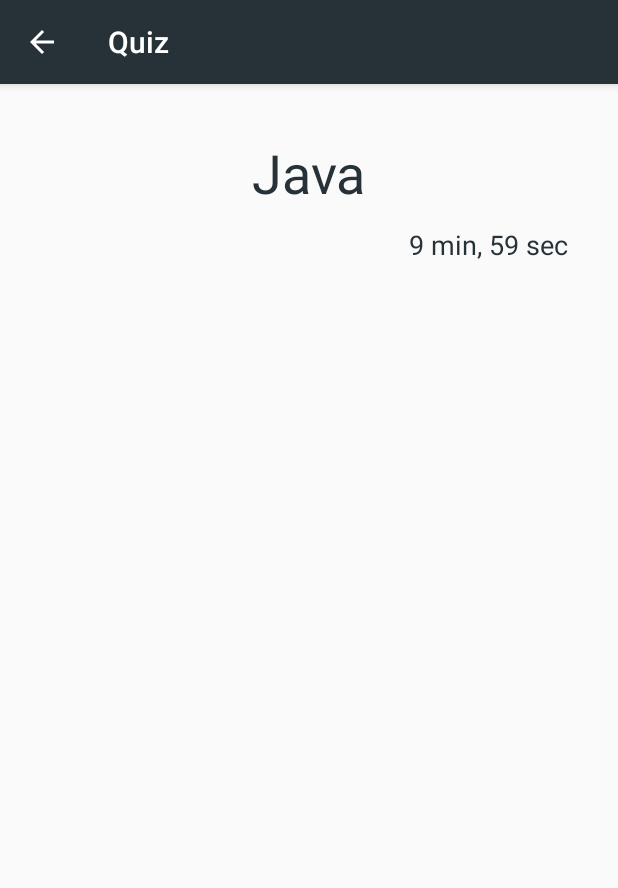
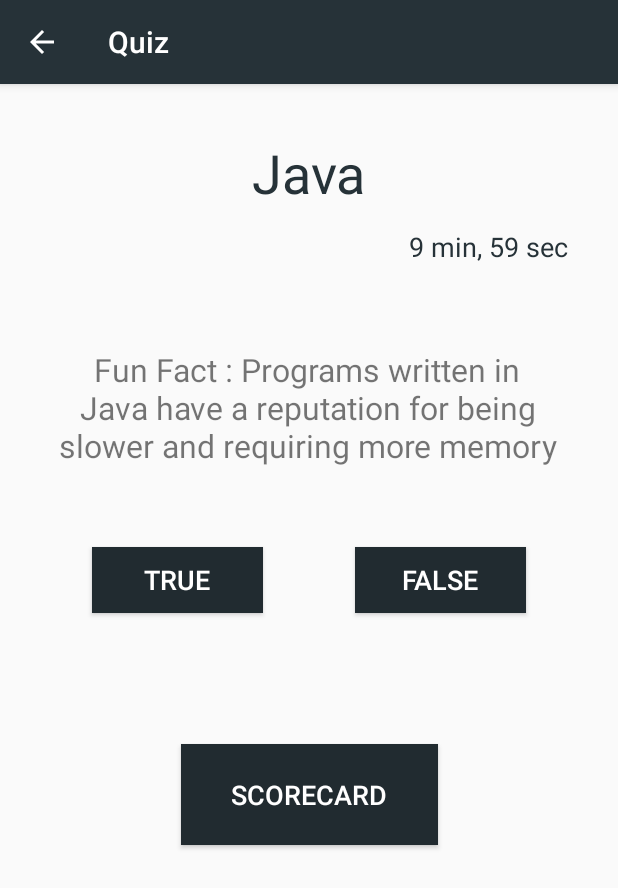
Before and after one commit to Shiru99/Java-Android-Apps, an Android app: the screen it shows after launch (QuizPage), after a tap on "START", on a phone screen of 412 x 824 dp. Shown: the top 888 px of the screen. Run offline under Robolectric (Android 15) with nearby library versions, the phone set to English and light mode, and no system bars.

Commit message:
Quiz page layout added

```diff
--- a/AndriodStudioQuiz/app/src/main/java/summerproject/corona/andriodstudioquiz/MainActivity.java
+++ b/AndriodStudioQuiz/app/src/main/java/summerproject/corona/andriodstudioquiz/MainActivity.java
@@ -25,26 +25,27 @@ public class MainActivity extends AppCompatActivity {
 
         final Intent intent_QuizPage = new Intent(this,QuizPage.class);
 
+        NotAvailableJava = findViewById(R.id.java_button);
+        NotAvailableJava.setOnClickListener(new View.OnClickListener() {
+            @Override
+            public void onClick(View v) {
+                Log.d("AppLogs","Request for Java quiz");
+                Toast.makeText(MainActivity.this, "All The Best", Toast.LENGTH_SHORT).show();
+                intent_QuizPage.putExtra(EXTRA_QuizPage,"Java");
+                startActivity(intent_QuizPage);
+            }
+        });
+
         Start = findViewById(R.id.android_button);
         Start.setOnClickListener(new View.OnClickListener() {
             @Override
             public void onClick(View v) {
                 Log.d("AppLogs","Request for Android quiz");
-                Toast.makeText(MainActivity.this, "All The Best", Toast.LENGTH_SHORT).show();
-                intent_QuizPage.putExtra(EXTRA_QuizPage,"Java");
-                startActivity(intent_QuizPage);
-
+                Toast.makeText(MainActivity.this, "Quiz not available", Toast.LENGTH_SHORT).show();
             }
         });
 
-        NotAvailableJava = findViewById(R.id.java_button);
-        NotAvailableJava.setOnClickListener(new View.OnClickListener() {
-            @Override
-            public void onClick(View v) {
-                Log.d("AppLogs","Request for Java quiz");
-                Toast.makeText(MainActivity.this, "Quiz not available", Toast.LENGTH_SHORT).show();
-            }
-        });
+
 
         NotAvailablePython = findViewById(R.id.python_button);
         NotAvailablePython.setOnClickListener(new View.OnClickListener() {
--- a/AndriodStudioQuiz/app/src/main/java/summerproject/corona/andriodstudioquiz/QuizPage.java
+++ b/AndriodStudioQuiz/app/src/main/java/summerproject/corona/andriodstudioquiz/QuizPage.java
@@ -5,6 +5,7 @@ import android.annotation.SuppressLint;
 import android.content.Intent;
 import android.os.Bundle;
 import android.os.CountDownTimer;
+import android.text.method.ScrollingMovementMethod;
 import android.widget.TextView;
 
 import java.util.concurrent.TimeUnit;
@@ -13,6 +14,7 @@ public class QuizPage extends AppCompatActivity {
 
     private TextView title;
     private TextView countdown;
+    private TextView question;
 
     @Override
     protected void onCreate(Bundle savedInstanceState) {
@@ -44,6 +46,9 @@ public class QuizPage extends AppCompatActivity {
             }
         }.start();
 
+        question = findViewById(R.id.question);
+        question.setMovementMethod(new ScrollingMovementMethod());
+
 
 
     }
--- a/AndriodStudioQuiz/app/src/main/res/layout/activity_main.xml
+++ b/AndriodStudioQuiz/app/src/main/res/layout/activity_main.xml
@@ -38,16 +38,16 @@
                 tools:ignore="UselessParent">
 
                 <ImageView
-                    android:id="@+id/imageView1"
+                    android:id="@+id/imageView2"
                     android:layout_width="307dp"
                     android:layout_height="414dp"
                     android:layout_weight="1"
-                    android:contentDescription="@string/android_quiz"
-                    app:srcCompat="@drawable/android"
+                    android:contentDescription="@string/java_quiz"
+                    app:srcCompat="@drawable/java"
                     tools:ignore="NestedWeights" />
 
                 <Button
-                    android:id="@+id/android_button"
+                    android:id="@+id/java_button"
                     android:layout_width="159dp"
                     android:layout_height="60dp"
                     android:layout_weight="1"
@@ -69,24 +69,26 @@
                 tools:ignore="UselessParent">
 
                 <ImageView
-                    android:id="@+id/imageView2"
+                    android:id="@+id/imageView1"
                     android:layout_width="307dp"
                     android:layout_height="414dp"
                     android:layout_weight="1"
-                    android:contentDescription="@string/java_quiz"
-                    app:srcCompat="@drawable/java"
+                    android:contentDescription="@string/android_quiz"
+                    app:srcCompat="@drawable/android"
                     tools:ignore="NestedWeights" />
 
                 <Button
-                    android:id="@+id/java_button"
+                    android:id="@+id/android_button"
+                    android:text="@string/not_available"
                     android:layout_width="159dp"
                     android:layout_height="60dp"
                     android:layout_weight="1"
                     android:background="#212B30"
-                    android:text="@string/not_available"
                     android:textColor="#FFFFFF"
                     android:textSize="18sp" />
             </LinearLayout>
+
+
 
             <LinearLayout
                 android:layout_width="match_parent"
--- a/AndriodStudioQuiz/app/src/main/res/layout/activity_quiz_page.xml
+++ b/AndriodStudioQuiz/app/src/main/res/layout/activity_quiz_page.xml
@@ -19,6 +19,7 @@
         app:layout_constraintTop_toTopOf="parent"
         app:layout_constraintVertical_bias="0.048" />
 
+
     <TextView
         android:id="@+id/countdown"
         android:layout_width="wrap_content"
@@ -31,12 +32,69 @@
         app:layout_constraintHorizontal_bias="0.891"
         app:layout_constraintStart_toStartOf="parent"
         app:layout_constraintTop_toBottomOf="@+id/title"
-        app:layout_constraintVertical_bias="0.017" />
+        app:layout_constraintVertical_bias="0.019" />
 
-    <androidx.constraintlayout.widget.Guideline
-        android:id="@+id/guideline2"
-        android:layout_width="wrap_content"
-        android:layout_height="wrap_content"
-        android:orientation="vertical"
-        app:layout_constraintGuide_begin="264dp" />
+    <TextView
+        android:id="@+id/question"
+        android:layout_width="355dp"
+        android:layout_height="111dp"
+        android:gravity="center|center_horizontal|center_vertical"
+        android:maxLines="3"
+        android:padding="8dp"
+        android:scrollbarSize="0dp"
+        android:scrollbars="vertical"
+        android:text="@string/example"
+        android:textSize="21sp"
+        app:layout_constraintBottom_toBottomOf="parent"
+        app:layout_constraintEnd_toEndOf="parent"
+        app:layout_constraintHorizontal_bias="0.483"
+        app:layout_constraintStart_toStartOf="parent"
+        app:layout_constraintTop_toBottomOf="@+id/countdown"
+        app:layout_constraintVertical_bias="0.073" />
+
+    <Button
+        android:id="@+id/buttonTrue"
+        android:layout_width="114dp"
+        android:layout_height="44dp"
+        android:layout_weight="1"
+        android:background="#212B30"
+        android:text="@string/trueValue"
+        android:textColor="#FFFFFF"
+        android:textSize="18sp"
+        app:layout_constraintBottom_toBottomOf="parent"
+        app:layout_constraintEnd_toStartOf="@+id/buttonFalse"
+        app:layout_constraintHorizontal_bias="0.5"
+        app:layout_constraintStart_toStartOf="parent"
+        app:layout_constraintTop_toBottomOf="@+id/question"
+        app:layout_constraintVertical_bias="0.082" />
+
+    <Button
+        android:id="@+id/buttonFalse"
+        android:layout_width="114dp"
+        android:layout_height="44dp"
+        android:layout_weight="1"
+        android:background="#212B30"
+        android:text="@string/falseValue"
+        android:textColor="#FFFFFF"
+        android:textSize="18sp"
+        app:layout_constraintBaseline_toBaselineOf="@+id/buttonTrue"
+        app:layout_constraintEnd_toEndOf="parent"
+        app:layout_constraintHorizontal_bias="0.5"
+        app:layout_constraintStart_toEndOf="@+id/buttonTrue" />
+
+    <Button
+        android:id="@+id/scorecard"
+        android:layout_width="171dp"
+        android:layout_height="67dp"
+        android:layout_weight="1"
+        android:background="#212B30"
+        android:text="@string/scorecard"
+        android:textColor="#FFFFFF"
+        android:textSize="18sp"
+        app:layout_constraintBottom_toBottomOf="parent"
+        app:layout_constraintEnd_toEndOf="parent"
+        app:layout_constraintStart_toStartOf="parent"
+        app:layout_constraintTop_toBottomOf="@+id/buttonFalse"
+        app:layout_constraintVertical_bias="0.25" />
+
 </androidx.constraintlayout.widget.ConstraintLayout>
--- a/AndriodStudioQuiz/app/src/main/res/values/strings.xml
+++ b/AndriodStudioQuiz/app/src/main/res/values/strings.xml
@@ -8,4 +8,8 @@
     <string name="python_quiz">Python Quiz</string>
     <string name="subject">subject</string>
     <string name="time">10 min, 00 sec</string>
+    <string name="scorecard">ScoreCard</string>
+    <string name="falseValue">False</string>
+    <string name="trueValue">True</string>
+    <string name="example">Fun Fact : Programs written in Java have a reputation for being slower and requiring more memory than those written in C++ .[47][48] However, Java programs\' execution speed improved significantly with the introduction of just-in-time compilation in 1997/1998 for Java 1.1,[49] the addition of language features supporting better code analysis (such as inner classes, the StringBuilder class, optional assertions, etc.), and optimizations in the Java virtual machine, such as HotSpot becoming Sun\'s default JVM in 2000. With Java 1.5, the performance was improved with the addition of the java.util.concurrent package, including lock free implementations of the ConcurrentMaps and other multi-core collections, and it was improved further with Java 1.6.</string>
 </resources>
--- a/AndriodStudioQuiz/build.gradle
+++ b/AndriodStudioQuiz/build.gradle
@@ -5,7 +5,7 @@ buildscript {
         jcenter()
     }
     dependencies {
-        classpath "com.android.tools.build:gradle:4.0.1"
+        classpath 'com.android.tools.build:gradle:4.1.3'
 
         // NOTE: Do not place your application dependencies here; they belong
         // in the individual module build.gradle files
```
Also changed, not shown: AndriodStudioQuiz/gradle/wrapper/gradle-wrapper.properties.
